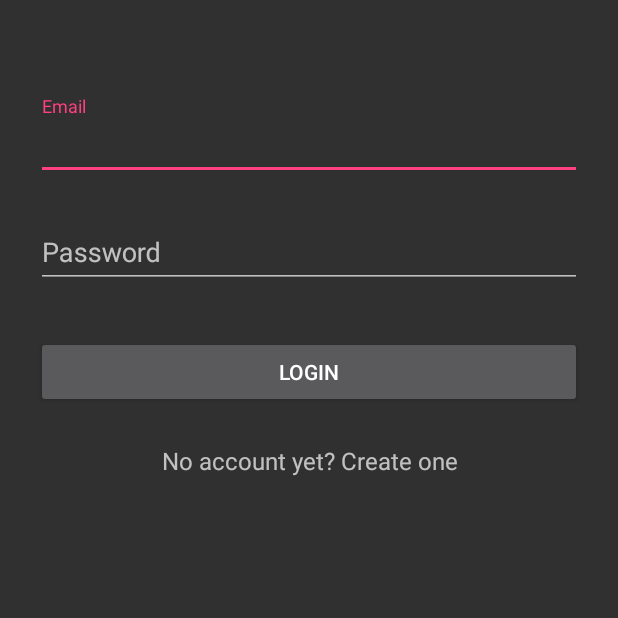
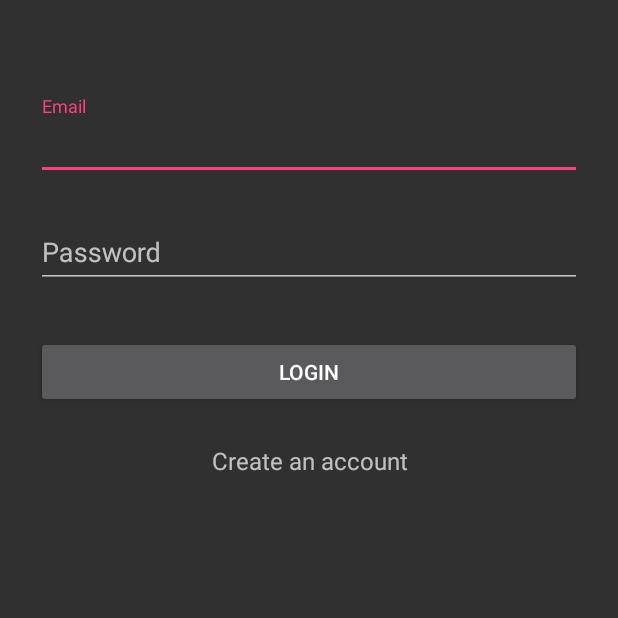
Before and after one commit to maziesmith/Quizzy, an Android app: the screen it shows after launch (LoginActivity), on a phone screen of 412 x 824 dp, the top half of it. Run offline under Robolectric (Android 15) with nearby library versions, the phone set to English and light mode, and no system bars; our stand-ins replace ButterKnife.

Commit message:
xml cleanup
tokenize some strings, add dimens file to design ui for different widths

```diff
--- a/App/Quizzy/app/src/main/res/layout/activity_login.xml
+++ b/App/Quizzy/app/src/main/res/layout/activity_login.xml
@@ -6,55 +6,57 @@
     android:fitsSystemWindows="true">
 
     <LinearLayout
-        android:orientation="vertical"
         android:layout_width="match_parent"
         android:layout_height="wrap_content"
-        android:paddingTop="56dp"
-        android:paddingLeft="24dp"
-        android:paddingRight="24dp">
+        android:orientation="vertical"
+        android:paddingLeft="@dimen/activity_horizontal_padding"
+        android:paddingRight="@dimen/activity_horizontal_padding"
+        android:paddingTop="@dimen/activity_vertical_padding">
 
-        <!-- Email Label -->
         <android.support.design.widget.TextInputLayout
             android:layout_width="match_parent"
             android:layout_height="wrap_content"
-            android:layout_marginTop="8dp"
-            android:layout_marginBottom="8dp">
-            <EditText android:id="@+id/input_email"
+            android:layout_marginBottom="@dimen/edittext_vertical_padding"
+            android:layout_marginTop="@dimen/edittext_vertical_padding">
+
+            <EditText
+                android:id="@+id/input_email"
                 android:layout_width="match_parent"
                 android:layout_height="wrap_content"
-                android:inputType="textEmailAddress"
-                android:hint="Email" />
+                android:hint="@string/email"
+                android:inputType="textEmailAddress" />
         </android.support.design.widget.TextInputLayout>
 
-        <!-- Password Label -->
         <android.support.design.widget.TextInputLayout
             android:layout_width="match_parent"
             android:layout_height="wrap_content"
-            android:layout_marginTop="8dp"
-            android:layout_marginBottom="8dp">
-            <EditText android:id="@+id/input_password"
+            android:layout_marginBottom="@dimen/edittext_vertical_padding"
+            android:layout_marginTop="@dimen/edittext_vertical_padding">
+
+            <EditText
+                android:id="@+id/input_password"
                 android:layout_width="match_parent"
                 android:layout_height="wrap_content"
-                android:inputType="textPassword"
-                android:hint="Password"/>
+                android:hint="@string/password"
+                android:inputType="textPassword" />
         </android.support.design.widget.TextInputLayout>
 
         <android.support.v7.widget.AppCompatButton
             android:id="@+id/btn_login"
+            android:layout_width="match_parent"
+            android:layout_height="wrap_content"
+            android:layout_marginBottom="@dimen/button_vertical_margin"
+            android:layout_marginTop="@dimen/button_vertical_margin"
+            android:padding="@dimen/button_padding"
+            android:text="@string/login" />
+
+        <TextView
+            android:id="@+id/link_signup"
             android:layout_width="fill_parent"
             android:layout_height="wrap_content"
-            android:layout_marginTop="24dp"
-            android:layout_marginBottom="24dp"
-            android:padding="12dp"
-            android:text="Login"/>
-
-        <TextView android:id="@+id/link_signup"
-            android:layout_width="fill_parent"
-            android:layout_height="wrap_content"
-            android:layout_marginBottom="24dp"
-            android:text="No account yet? Create one"
             android:gravity="center"
-            android:textSize="16dip"/>
+            android:text="@string/signup_reminder_string"
+            android:textSize="16sp" />
 
     </LinearLayout>
 </ScrollView>
--- a/App/Quizzy/app/src/main/res/layout/activity_signup.xml
+++ b/App/Quizzy/app/src/main/res/layout/activity_signup.xml
@@ -13,7 +13,6 @@
         android:paddingLeft="24dp"
         android:paddingRight="24dp">
 
-        <!--  Name Label -->
         <android.support.design.widget.TextInputLayout
             android:layout_width="match_parent"
             android:layout_height="wrap_content"
@@ -23,10 +22,9 @@
                 android:layout_width="match_parent"
                 android:layout_height="wrap_content"
                 android:inputType="textCapWords"
-                android:hint="Name" />
+                android:hint="@string/name" />
         </android.support.design.widget.TextInputLayout>
 
-        <!-- Email Label -->
         <android.support.design.widget.TextInputLayout
             android:layout_width="match_parent"
             android:layout_height="wrap_content"
@@ -36,10 +34,9 @@
                 android:layout_width="match_parent"
                 android:layout_height="wrap_content"
                 android:inputType="textEmailAddress"
-                android:hint="Email" />
+                android:hint="@string/email" />
         </android.support.design.widget.TextInputLayout>
 
-        <!-- Password Label -->
         <android.support.design.widget.TextInputLayout
             android:layout_width="match_parent"
             android:layout_height="wrap_content"
@@ -49,10 +46,9 @@
                 android:layout_width="match_parent"
                 android:layout_height="wrap_content"
                 android:inputType="textPassword"
-                android:hint="Password"/>
+                android:hint="@string/password"/>
         </android.support.design.widget.TextInputLayout>
 
-        <!-- Signup Button -->
         <android.support.v7.widget.AppCompatButton
             android:id="@+id/btn_signup"
             android:layout_width="fill_parent"
@@ -60,15 +56,15 @@
             android:layout_marginTop="24dp"
             android:layout_marginBottom="24dp"
             android:padding="12dp"
-            android:text="Create Account"/>
+            android:text="@string/create_account"/>
 
         <TextView android:id="@+id/link_login"
             android:layout_width="fill_parent"
             android:layout_height="wrap_content"
             android:layout_marginBottom="24dp"
-            android:text="Already a member? Log in"
+            android:text="@string/already_a_member_log_in"
             android:gravity="center"
-            android:textSize="16dip"/>
+            android:textSize="16sp"/>
 
     </LinearLayout>
 </ScrollView>
--- /dev/null
+++ b/App/Quizzy/app/src/main/res/values/dimens.xml
@@ -0,0 +1,8 @@
+<?xml version="1.0" encoding="utf-8"?>
+<resources>
+    <dimen name="activity_horizontal_padding">24dp</dimen>
+    <dimen name="activity_vertical_padding">56dp</dimen>
+    <dimen name="edittext_vertical_padding">8dp</dimen>
+    <dimen name="button_vertical_margin">24dp</dimen>
+    <dimen name="button_padding">12dp</dimen>
+</resources>
--- a/App/Quizzy/app/src/main/res/values/strings.xml
+++ b/App/Quizzy/app/src/main/res/values/strings.xml
@@ -4,4 +4,13 @@
     <string name="response_hint">Response</string>
     <string name="all_surveys">All Surveys</string>
     <string name="Login">Log In</string>
+    <string name="password">Password</string>
+    <string name="login">Login</string>
+    <string name="signup_reminder_string">Create an account</string>
+    <string name="email">Email</string>
+    <string name="name">Name</string>
+    <string name="email">Email</string>
+    <string name="password">Password</string>
+    <string name="create_account">Create Account</string>
+    <string name="already_a_member_log_in">Already a member? Log in</string>
 </resources>
```
